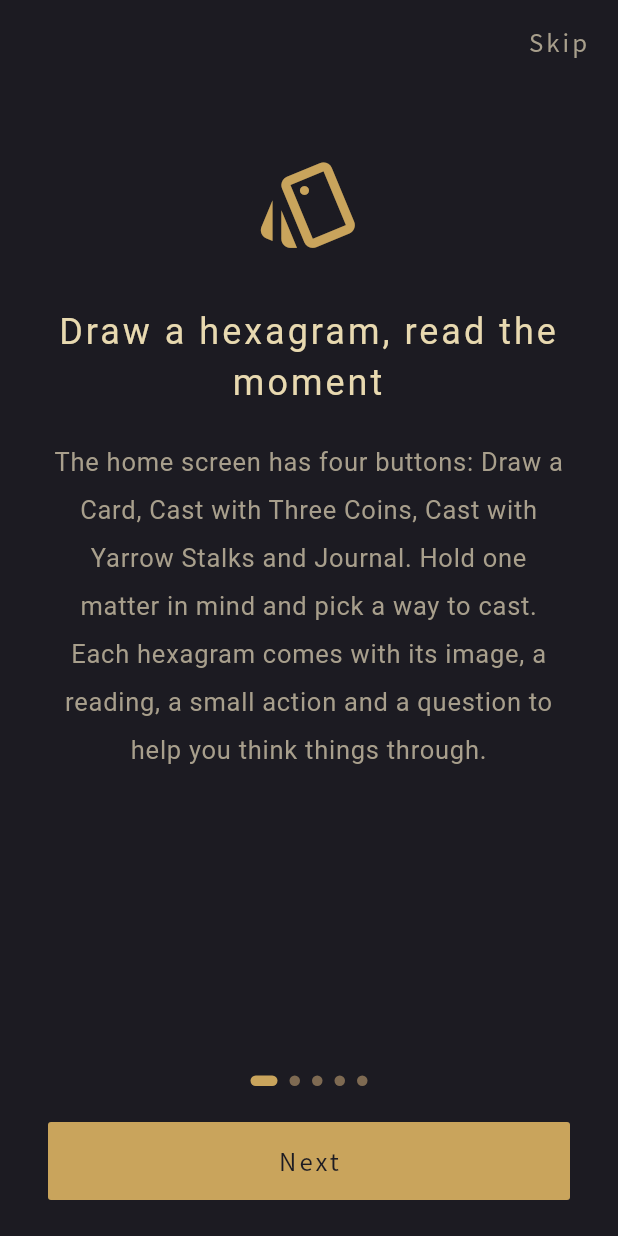
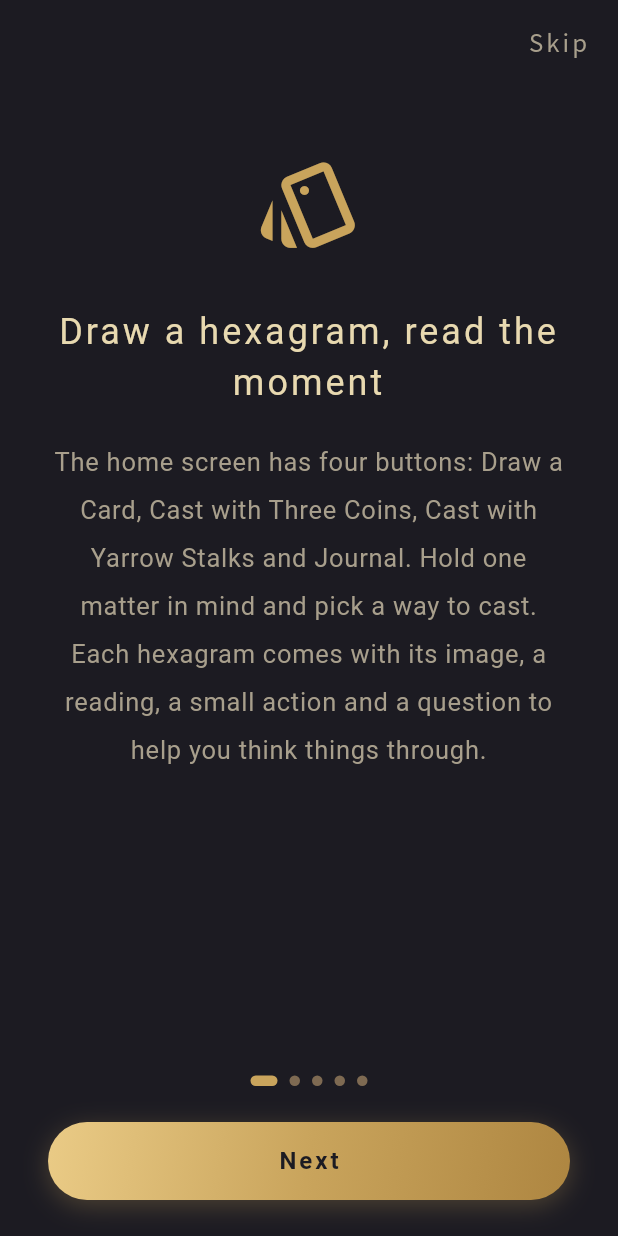
Before and after one commit to lawrence124875/iching-cards, a Flutter app: the screen it shows after launch, on a phone screen of 412 x 824 dp. Run offline on Flutter 3.47's test engine with Material 3 defaults, Android fonts, the phone set to English and light mode, and no system bars; our stand-ins replace audio_service, cloud_firestore, file_picker, firebase_analytics, firebase_core, firebase_crashlytics and 8 more; missing offline and left inert: in_app_update, lunar, purchases_flutter; accounts and stored records are empty; generated files the repository leaves out were written again; Roboto replaces fonts that are missing (NotoSerifTC).

Commit message:
0.6.7+69：全 app 按鈕統一為首頁樣式（膠囊、金色漸層主按鈕、深色金框次按鈕） (#42)
Claude-Session: https://claude.ai/code/session_01Cu1dER6jzt4ejRmrfVyjiL

Co-authored-by: Claude <noreply@anthropic.com>

```diff
--- a/lib/app/theme.dart
+++ b/lib/app/theme.dart
@@ -123,20 +123,41 @@ ThemeData buildTheme([AppFonts fonts = AppFonts.chinese]) {
       bodySmall: const TextStyle(fontSize: 13, height: 1.6, color: QianColors.textSub),
       labelLarge: TextStyle(fontSize: 16, letterSpacing: ls(2)),
     ),
+    // 0.6.7+69：全 app 按鈕統一成首頁樣式（膠囊形；主按鈕金色漸層、次按鈕深色漸層底＋半透明金框）。
     filledButtonTheme: FilledButtonThemeData(
       style: FilledButton.styleFrom(
-        backgroundColor: QianColors.earth,
+        backgroundColor: Colors.transparent,
+        disabledBackgroundColor: Colors.transparent,
         foregroundColor: QianColors.ink,
+        disabledForegroundColor: QianColors.ink.withValues(alpha: 0.6),
+        shadowColor: Colors.transparent,
+        elevation: 0,
         minimumSize: const Size(200, 52),
-        shape: RoundedRectangleBorder(borderRadius: BorderRadius.circular(2)),
+        shape: const StadiumBorder(),
+        textStyle: TextStyle(fontSize: 16, letterSpacing: ls(2), fontWeight: FontWeight.w600),
+      ).copyWith(
+        backgroundBuilder: (context, states, child) => DecoratedBox(
+          decoration: qianPrimaryButtonDecoration(enabled: !states.contains(WidgetState.disabled)),
+          child: child,
+        ),
       ),
     ),
     outlinedButtonTheme: OutlinedButtonThemeData(
       style: OutlinedButton.styleFrom(
+        backgroundColor: Colors.transparent,
         foregroundColor: QianColors.rice,
-        side: const BorderSide(color: QianColors.mountain),
+        disabledForegroundColor: QianColors.textSub.withValues(alpha: 0.6),
+        side: BorderSide(color: QianColors.earth.withValues(alpha: 0.55)),
         minimumSize: const Size(160, 48),
-        shape: RoundedRectangleBorder(borderRadius: BorderRadius.circular(2)),
+        shape: const StadiumBorder(),
+        textStyle: TextStyle(fontSize: 16, letterSpacing: ls(2), fontWeight: FontWeight.w500),
+      ).copyWith(
+        side: WidgetStateProperty.resolveWith((states) => BorderSide(
+            color: QianColors.earth.withValues(alpha: states.contains(WidgetState.disabled) ? 0.25 : 0.55))),
+        backgroundBuilder: (context, states, child) => DecoratedBox(
+          decoration: qianSecondaryButtonDecoration(),
+          child: child,
+        ),
       ),
     ),
     textButtonTheme: TextButtonThemeData(
@@ -144,3 +165,31 @@ ThemeData buildTheme([AppFonts fonts = AppFonts.chinese]) {
     ),
   );
 }
+
+
+/// 主按鈕底：金色漸層＋柔光（首頁 0.6.6+68 定案；filledButtonTheme 與首頁共用）。
+BoxDecoration qianPrimaryButtonDecoration({bool enabled = true, BorderRadius? radius}) => BoxDecoration(
+      borderRadius: radius ?? BorderRadius.circular(999),
+      gradient: LinearGradient(
+        begin: Alignment.topLeft,
+        end: Alignment.bottomRight,
+        colors: [
+          for (final c in const [Color(0xFFEACB86), QianColors.earth, Color(0xFFAE8641)])
+            enabled ? c : c.withValues(alpha: 0.35),
+        ],
+      ),
+      boxShadow: enabled
+          ? [BoxShadow(color: QianColors.earth.withValues(alpha: 0.28), blurRadius: 14, offset: const Offset(0, 4))]
+          : null,
+    );
+
+/// 次要按鈕底：深色漸層（框線另由 outlinedButtonTheme 的 side 或 [border] 畫）。
+BoxDecoration qianSecondaryButtonDecoration({BorderRadius? radius, BoxBorder? border}) => BoxDecoration(
+      borderRadius: radius ?? BorderRadius.circular(999),
+      gradient: const LinearGradient(
+        begin: Alignment.topCenter,
+        end: Alignment.bottomCenter,
+        colors: [Color(0xFF2E2B36), QianColors.inkCard],
+      ),
+      border: border,
+    );
--- a/pubspec.yaml
+++ b/pubspec.yaml
@@ -1,7 +1,7 @@
 name: iching_cards
 description: "謙卦｜易經六十四卦卡（LC Lab）"
 publish_to: 'none'
-version: 0.6.6+68
+version: 0.6.7+69
 
 environment:
   sdk: '>=3.4.0 <4.0.0'
```
Also changed, not shown: lib/app/home_page.dart (+3 -18 lines).
